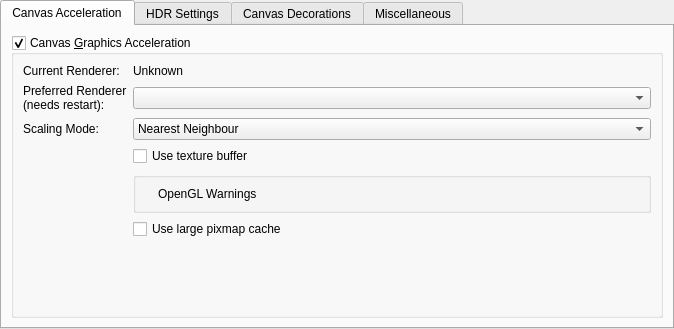
First picture: the form in libs/ui/forms/wdgdisplaysettings.ui, repository KDE/krita, before the edit.
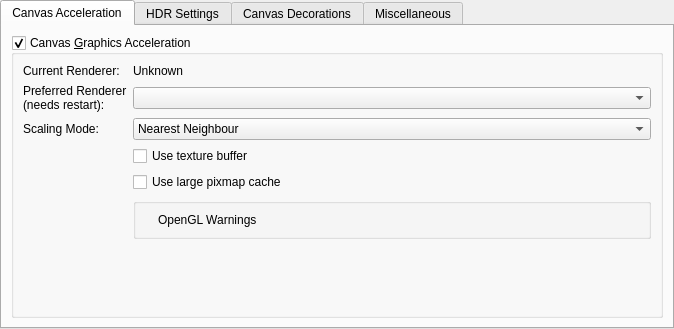
Second picture: the form after the edit. Custom widgets are drawn as their Qt base class.

Commit message: Display Settings: fix order of checkboxes

What changed in the file:
```diff
--- a/libs/ui/forms/wdgdisplaysettings.ui
+++ b/libs/ui/forms/wdgdisplaysettings.ui
@@ -77,7 +77,7 @@
             </property>
            </widget>
           </item>
-          <item row="5" column="1">
+          <item row="6" column="1">
            <widget class="QGroupBox" name="grpOpenGLWarnings">
             <property name="title">
              <string/>
@@ -220,7 +220,7 @@
             </property>
            </spacer>
           </item>
-          <item row="6" column="1">
+          <item row="5" column="1">
            <widget class="QCheckBox" name="chkLargePixmapCache">
             <property name="sizePolicy">
              <sizepolicy hsizetype="Preferred" vsizetype="Fixed">
```
